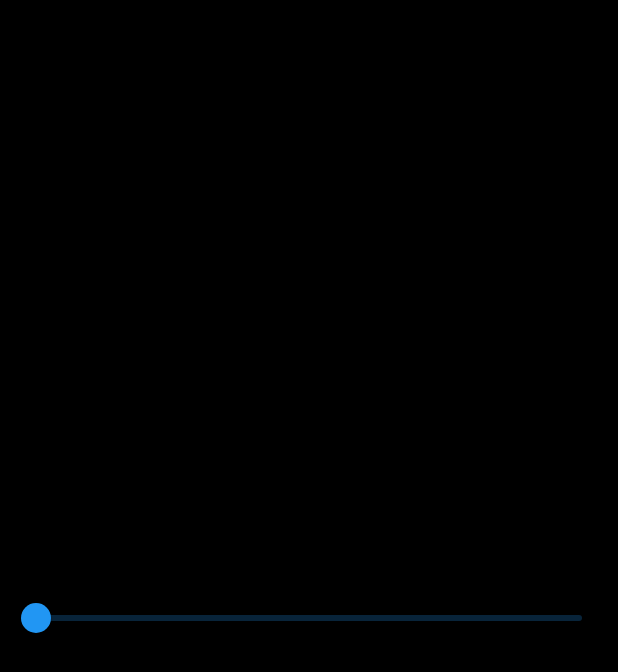
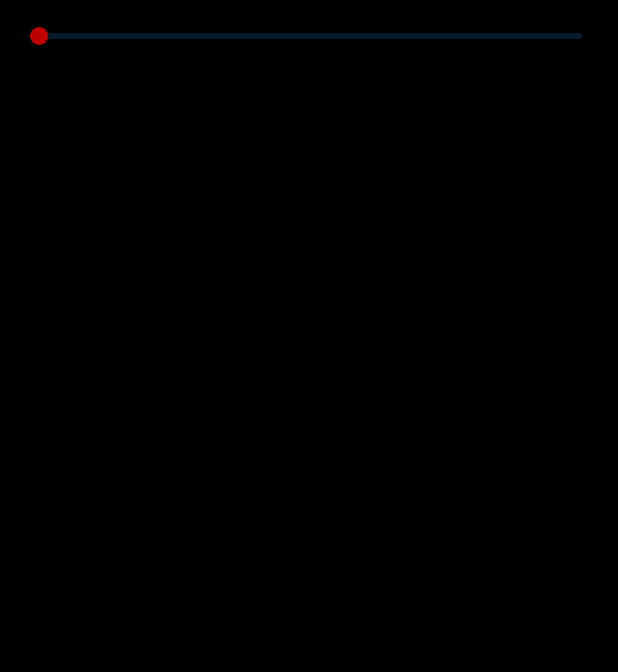
Before and after one commit to Ilgz/liquido, a Flutter app: the screen it shows after launch, on a phone screen of 412 x 824 dp. Shown: the top 672 px of the screen. Run offline on Flutter 3.47's test engine with Material 2 defaults, Android fonts, the phone set to English and light mode, and no system bars; missing offline and left inert: flutter_shaders, noise_meter.

Commit message:
chore: release v1

```diff
--- a/lib/fractal_pyramid.dart
+++ b/lib/fractal_pyramid.dart
@@ -1,8 +1,10 @@
+import 'dart:async';
 import 'dart:ui' as ui;
 
 import 'package:flutter/material.dart';
 import 'package:flutter/scheduler.dart';
 import 'package:flutter_shaders/flutter_shaders.dart';
+import 'package:noise_meter/noise_meter.dart';
 
 // This shader was taken from ShaderToy
 // Origin of Shader: https://www.shadertoy.com/view/tsXBzS
@@ -16,15 +18,22 @@ class PyramidShader extends StatefulWidget {
 class _PyramidShaderState extends State<PyramidShader>
     with SingleTickerProviderStateMixin {
   double time = 0;
-  double colorValue=0;
+  double colorValue = 0;
   late final Ticker _ticker;
+
+  //Micro
+  bool _isRecording = false;
+  late StreamSubscription<NoiseReading> _noiseSubscription;
+  late NoiseMeter _noiseMeter = new NoiseMeter(onError);
+  double speed = 0.002;
 
   @override
   void initState() {
     super.initState();
+    start();
     _ticker = createTicker((elapsed) {
-   //   time += 0.01;
-     time += 0.01;
+      //   time += 0.01;
+      time += speed;
       setState(() {});
     });
     _ticker.start();
@@ -34,6 +43,31 @@ class _PyramidShaderState extends State<PyramidShader>
   void dispose() {
     _ticker.dispose();
     super.dispose();
+  }
+
+  void start() async {
+    try {
+      _noiseSubscription = _noiseMeter.noiseStream.listen(onData);
+    } catch (exception) {
+      print(exception);
+    }
+  }
+
+  void onData(NoiseReading noiseReading) {
+    speed =
+        noiseReading.meanDecibel > 80 ? 0.2 : noiseReading.meanDecibel / 10000;
+    print(noiseReading.meanDecibel);
+    if (!this._isRecording) {
+      this._isRecording = true;
+    }
+
+    /// Do someting with the noiseReading object
+    print(noiseReading.toString());
+  }
+
+  void onError(Object error) {
+    print(error.toString());
+    _isRecording = false;
   }
 
   @override
@@ -46,29 +80,73 @@ class _PyramidShaderState extends State<PyramidShader>
           ShaderBuilder(
             assetKey: 'shaders/demo.glsl',
             child: SizedBox(width: size.width, height: size.height),
-                (context, shader, child) {
+            (context, shader, child) {
               return AnimatedSampler(
                 child: child!,
-                    (ui.Image image, Size size, Canvas canvas) {
+                (ui.Image image, Size size, Canvas canvas) {
                   shader
                     ..setFloat(0, time)
                     ..setFloat(1, size.width)
                     ..setFloat(2, size.height)
-                    ..setFloat(3,colorValue)
-                  ;
+                    ..setFloat(
+                        3, colorValue >= 0.95 ? colorValue - 0.05 : colorValue);
                   canvas.drawPaint(Paint()..shader = shader);
                 },
               );
             },
           ),
-          Slider(value: colorValue,onChanged: (value){
-            setState(() {
-              print(value);
-              colorValue=value;
-            });
-          })
+          Positioned(
+            top: 0,
+            left: 0,
+            right: 0,
+            child: SafeArea(
+              child: SizedBox(
+                width: MediaQuery.of(context).size.width - 24,
+                child: SliderTheme(
+                  data: SliderThemeData(
+                    activeTickMarkColor: Colors.transparent,
+                    disabledInactiveTickMarkColor: Colors.transparent,
+                    disabledActiveTickMarkColor: Colors.transparent,
+                    inactiveTickMarkColor: Colors.transparent,
+                      thumbColor: Colors.green,
+                      thumbShape: RoundSliderThumbShape(enabledThumbRadius: 6)),
+                  child: Slider(
+                      value: colorValue,
+                      activeColor: hsvToRgb(
+                          colorValue >= 0.95 ? colorValue - 0.05 : colorValue,
+                          1,
+                          1),
+                      divisions: 100,
+
+                      label: null,
+                      onChanged: (value) {
+                        setState(() {
+                          colorValue = value;
+                        });
+                      }),
+                ),
+              ),
+            ),
+          ),
+          IgnorePointer(
+            ignoring: true, // Allow touch events to pass through
+            child: Opacity(
+              opacity: 0.25, // Adjust the opacity value as needed
+              child: Container(
+                width: MediaQuery.of(context).size.width,
+                height: MediaQuery.of(context).size.height,
+                color: Colors.black,
+              ),
+            ),
+          ),
         ],
       ),
     );
   }
+
+  Color hsvToRgb(double hue, double saturation, double value) {
+    final hsvColor = HSVColor.fromAHSV(1.0, hue * 360, saturation, value);
+    final rgbColor = hsvColor.toColor();
+    return rgbColor;
+  }
 }
--- a/pubspec.yaml
+++ b/pubspec.yaml
@@ -37,6 +37,7 @@ dependencies:
   cupertino_icons: ^1.0.2
   vector_math: ^2.1.4
   flutter_shaders: ^0.1.1
+  noise_meter: ^3.2.0
 
 
 dev_dependencies:
@@ -61,12 +62,7 @@ flutter:
   # the material Icons class.
   uses-material-design: true
   shaders:
-    - shaders/hellow.frag
-    - shaders/animated_colour.frag
-    - shaders/animated_gradient.frag
-    - shaders/seascape.frag
     - shaders/demo.glsl
-    - shaders/pyramid.glsl
   # To add assets to your application, add an assets section, like this:
   # assets:
   #   - images/a_dot_burr.jpeg
```
Also changed, not shown: pubspec.lock, 9 other files.
